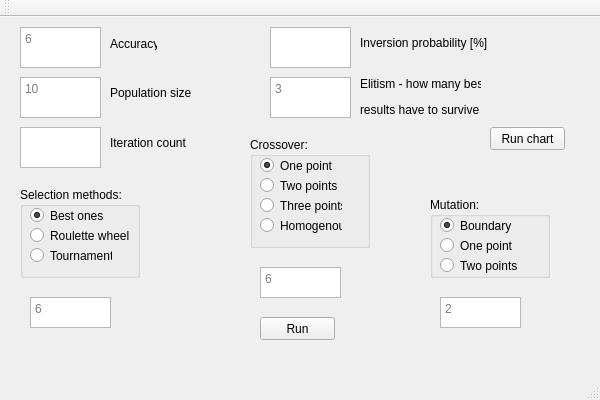
First picture: the form in GenAlgorithm/GenAlgorithm.ui, repository matgrz/GenAlgorithm, before the edit.
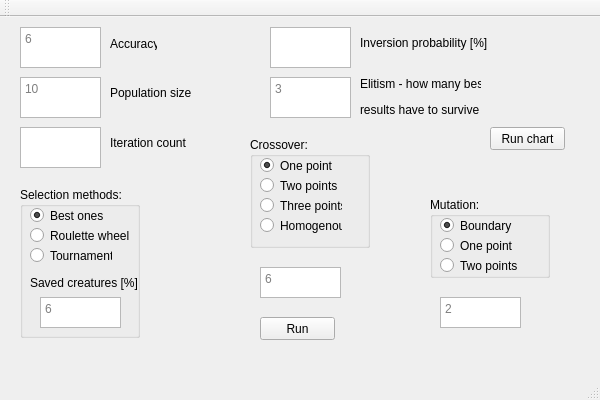
Second picture: the form after the edit.

Commit message: Add RouletteSelector and enable choosing Roulette Wheel Selection method

```diff
--- a/GenAlgorithm/GenAlgorithm.ui
+++ b/GenAlgorithm/GenAlgorithm.ui
@@ -101,7 +101,7 @@
       <x>20</x>
       <y>170</y>
       <width>120</width>
-      <height>91</height>
+      <height>151</height>
      </rect>
     </property>
     <property name="title">
@@ -152,6 +152,32 @@
       <string>Tournament</string>
      </property>
     </widget>
+    <widget class="QTextEdit" name="textEditSelectionParam">
+     <property name="geometry">
+      <rect>
+       <x>20</x>
+       <y>110</y>
+       <width>81</width>
+       <height>31</height>
+      </rect>
+     </property>
+     <property name="placeholderText">
+      <string>6</string>
+     </property>
+    </widget>
+    <widget class="QLabel" name="labelSelectionInfo">
+     <property name="geometry">
+      <rect>
+       <x>10</x>
+       <y>80</y>
+       <width>111</width>
+       <height>31</height>
+      </rect>
+     </property>
+     <property name="text">
+      <string>Saved creatures [%]</string>
+     </property>
+    </widget>
    </widget>
    <widget class="QGroupBox" name="groupBoxRecombination">
     <property name="geometry">
@@ -302,19 +328,6 @@
      <string>Population size</string>
     </property>
    </widget>
-   <widget class="QTextEdit" name="textEditSelectionParam">
-    <property name="geometry">
-     <rect>
-      <x>30</x>
-      <y>280</y>
-      <width>81</width>
-      <height>31</height>
-     </rect>
-    </property>
-    <property name="placeholderText">
-     <string>6</string>
-    </property>
-   </widget>
    <widget class="QTextEdit" name="textEditCrossoverProbability">
     <property name="geometry">
      <rect>
```
The commit also changes 8 other files.
